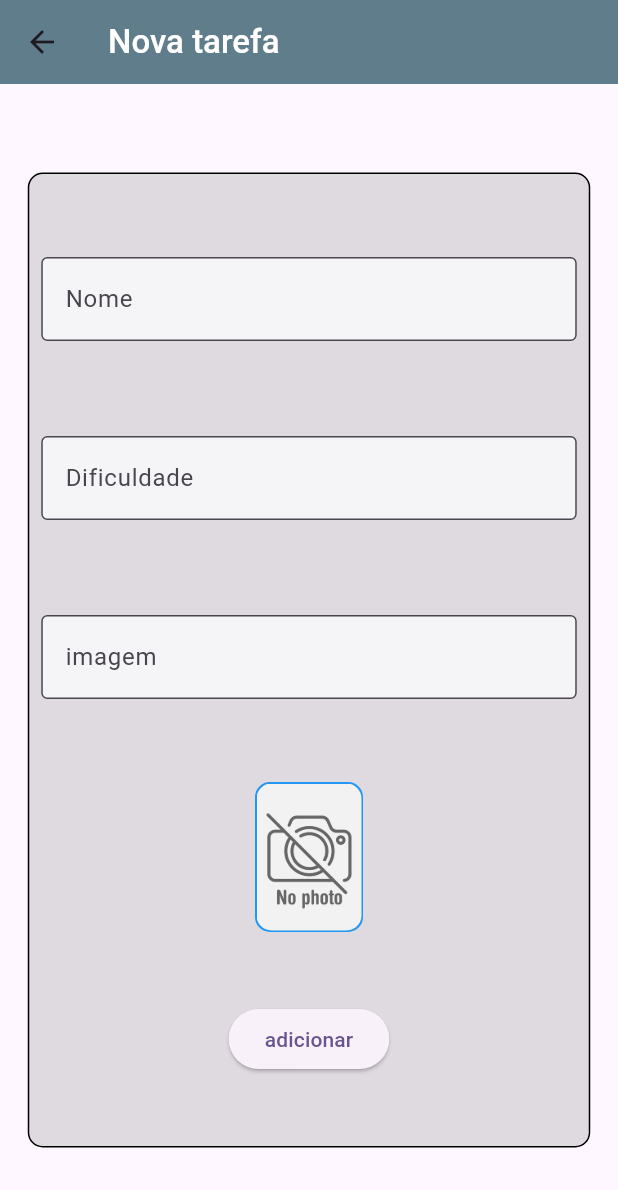
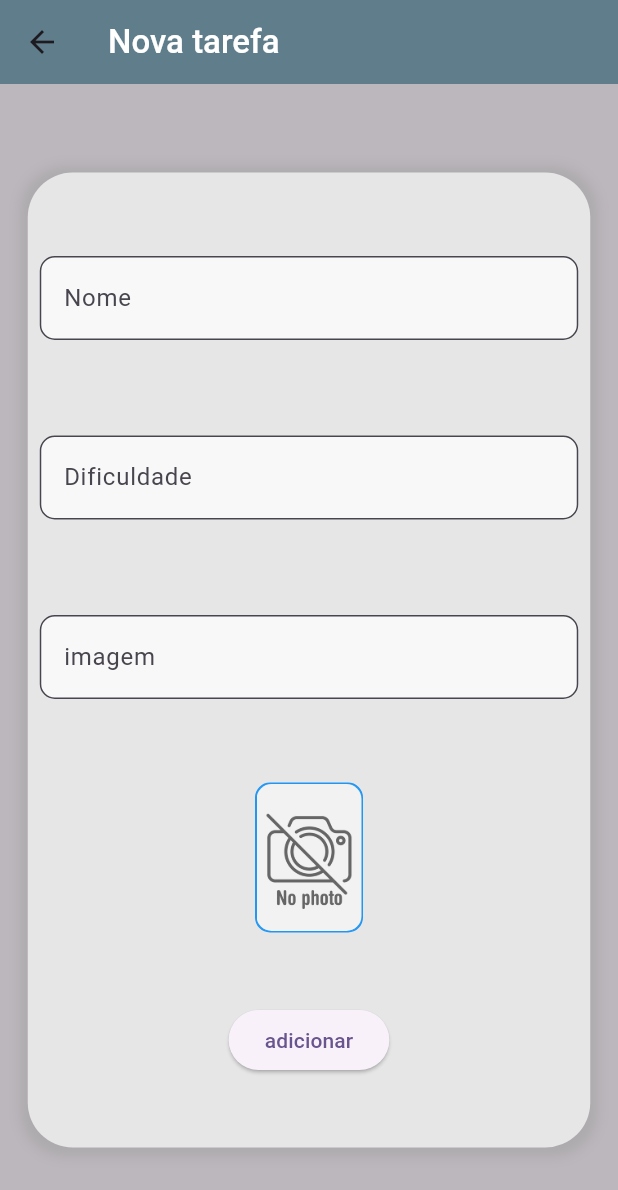
Before and after one commit to VitoorMF/flutter_alura_todolist, a Flutter app: the FormScreen screen opened directly, on a phone screen of 412 x 824 dp. Shown: the top 1190 px of the screen. Run offline on Flutter 3.47's test engine with Material 2 defaults, Android fonts, the phone set to English and light mode, and no system bars; our stand-ins replace sqflite; accounts and stored records are empty; network calls fail.

Commit message:
6
modificaçoes pequenas

```diff
--- a/lib/screens/form_screen.dart
+++ b/lib/screens/form_screen.dart
@@ -51,15 +51,25 @@ class _FormScreenState extends State<FormScreen> {
             ],
           ),
         ),
-        body: Center(
+        body: Container(
+          color: Colors.black26,
+          child: Center(
               child: SingleChildScrollView(
             child: Container(
               width: 375,
               height: 650,
               decoration: BoxDecoration(
-                color: Colors.black12,
-                borderRadius: BorderRadius.circular(10),
-                border: Border.all(width: 1)),
+                color: Colors.white70,
+                borderRadius: BorderRadius.circular(30),
+                boxShadow: [
+                  BoxShadow(
+                    color: Colors.grey.withOpacity(0.5),
+                    spreadRadius: 5,
+                    blurRadius: 7,
+                    offset: Offset(0, 1), // changes position of shadow
+                  ),
+                ],
+              ),
               child: Column(
                 mainAxisAlignment: MainAxisAlignment.spaceEvenly,
                 crossAxisAlignment: CrossAxisAlignment.center,
@@ -75,7 +85,8 @@ class _FormScreenState extends State<FormScreen> {
                       },
                       controller: nameController,
                       decoration: const InputDecoration(
-                      border: OutlineInputBorder(),
+                        border: OutlineInputBorder(borderRadius:
+                        BorderRadius.all(Radius.circular(10))),
                         hintText: 'Nome',
                         fillColor: Colors.white70,
                         filled: true,
@@ -94,7 +105,8 @@ class _FormScreenState extends State<FormScreen> {
                       keyboardType: TextInputType.number,
                       controller: difficultyController,
                       decoration: const InputDecoration(
-                      border: OutlineInputBorder(),
+                        border: OutlineInputBorder(borderRadius:
+                        BorderRadius.all(Radius.circular(10))),
                         hintText: 'Dificuldade',
                         fillColor: Colors.white70,
                         filled: true,
@@ -116,7 +128,9 @@ class _FormScreenState extends State<FormScreen> {
                       keyboardType: TextInputType.url,
                       controller: imageController,
                       decoration: const InputDecoration(
-                      border: OutlineInputBorder(),
+                        border: OutlineInputBorder(
+                            borderRadius:
+                                BorderRadius.all(Radius.circular(10))),
                         hintText: 'imagem',
                         fillColor: Colors.white70,
                         filled: true,
@@ -147,7 +161,7 @@ class _FormScreenState extends State<FormScreen> {
                     ),
                   ),
                   ElevatedButton(
-                  onPressed: () async{
+                    onPressed: () async {
                       setState(() {});
                       if (_formKey.currentState!.validate()) {
                         int nivel = 0;
@@ -157,7 +171,8 @@ class _FormScreenState extends State<FormScreen> {
                           int.parse(difficultyController.text),
                           nivel,
                         ));
-                      ScaffoldMessenger.of(context).showSnackBar(const SnackBar(
+                        ScaffoldMessenger.of(context).showSnackBar(
+                            const SnackBar(
                                 content: Text('Criando nova tarefa!')));
                         Navigator.pop(context);
                       }
@@ -169,6 +184,7 @@ class _FormScreenState extends State<FormScreen> {
             ),
           )),
         ),
+      ),
     );
   }
 }
```
Lines whose indentation alone changed are shown as unchanged.
